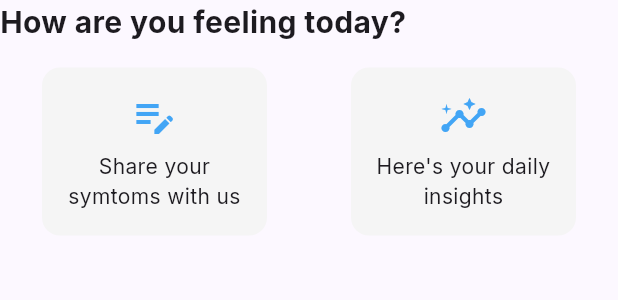
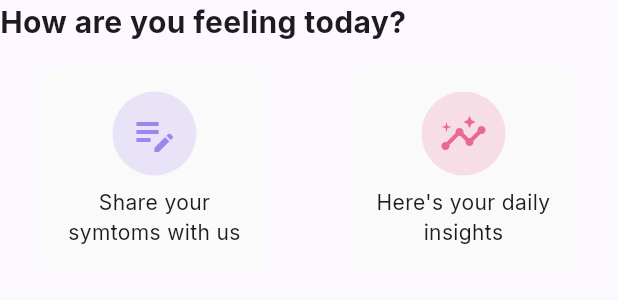
Before and after one commit to RITWIZSINGH/quamin-health-module-frontend, a Flutter app: the FeelingSection widget shown alone on an empty page, opened directly, on a phone screen of 412 x 824 dp. Shown: the top 300 px of the screen. Run offline on Flutter 3.47's test engine with Material 3 defaults, Android fonts, the phone set to English and light mode, and no system bars; our stand-ins replace firebase_auth, firebase_core, fl_chart, flutter_svg, go_router, google_fonts and 2 more; accounts and stored records are empty; network calls fail.

Commit message:
cycle highlight screen complete

```diff
--- a/lib/widgets/cycle_tracking_widgets/feeling_section.dart
+++ b/lib/widgets/cycle_tracking_widgets/feeling_section.dart
@@ -19,31 +19,31 @@ class FeelingSection extends StatelessWidget {
         Row(
           mainAxisAlignment: MainAxisAlignment.spaceAround,
           children: [
-            _buildFeelingOption(
-              Icons.edit_note,
-              'Share your\nsymtoms with us',
-            ),
-            _buildFeelingOption(
-              Icons.insights,
-              'Here\'s your daily\ninsights',
-            ),
+            _buildFeelingOption(Icons.edit_note, 'Share your\nsymtoms with us',
+                Color(0xff9f85ec)),
+            _buildFeelingOption(Icons.insights, 'Here\'s your daily\ninsights',
+                Color(0xffe96992)),
           ],
         ),
       ],
     );
   }
 
-  Widget _buildFeelingOption(IconData icon, String text) {
+  Widget _buildFeelingOption(IconData icon, String text, Color color) {
     return Container(
       width: 150,
       padding: const EdgeInsets.all(16),
       decoration: BoxDecoration(
-        color: Colors.grey[100],
+        color: Colors.grey[50],
         borderRadius: BorderRadius.circular(12),
       ),
       child: Column(
         children: [
-          Icon(icon, size: 32, color: Colors.blue[400]),
+          CircleAvatar(
+            child: Icon(icon, size: 32, color: color),
+            radius: 28,
+            backgroundColor: color.withValues(alpha: 0.2),
+          ),
           const SizedBox(height: 8),
           Text(
             text,
```
Also changed, not shown: lib/widgets/cycle_tracking_widgets/calendar_strip.dart (+172 -14 lines), lib/widgets/cycle_tracking_widgets/period_circle.dart (+6 -6 lines), lib/screens/dashboard/highlightscreens/cycle_tracking_screen.dart (line endings or trailing spaces).
